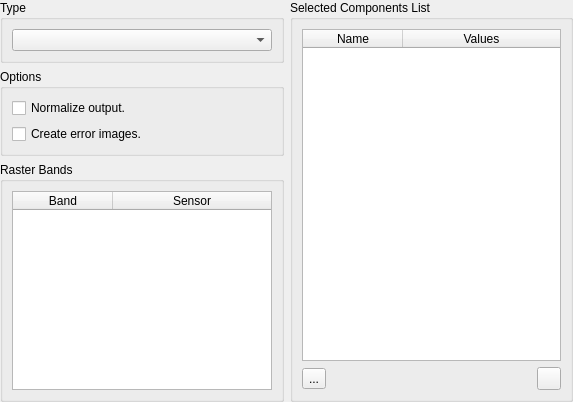
claudiobogossian/terralib5, file src/terralib/qt/widgets/rp/ui/MixtureModelWizardPageForm.ui: the form before one commit.
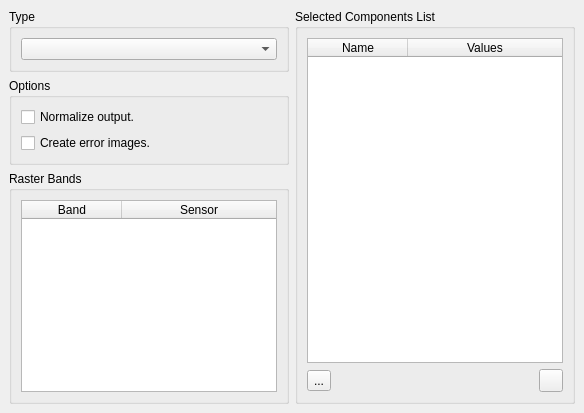
The form after the commit.

```diff
--- a/src/terralib/qt/widgets/rp/ui/MixtureModelWizardPageForm.ui
+++ b/src/terralib/qt/widgets/rp/ui/MixtureModelWizardPageForm.ui
@@ -15,7 +15,7 @@
   </property>
   <layout class="QGridLayout" name="gridLayout_5">
    <property name="margin">
-    <number>0</number>
+    <number>9</number>
    </property>
    <item row="0" column="0">
     <layout class="QGridLayout" name="gridLayout_4">
```
Left out of the diff: 15 changed lines with no effect on the pictures.
